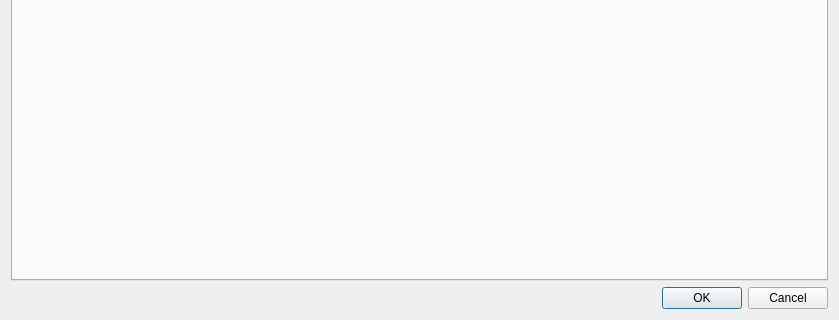
Qt form editdictionaries.ui (goldendict/goldendict) before a commit; both pictures show x 0 to 839 and y 212 to 532 of the 839 by 532 pixel window.
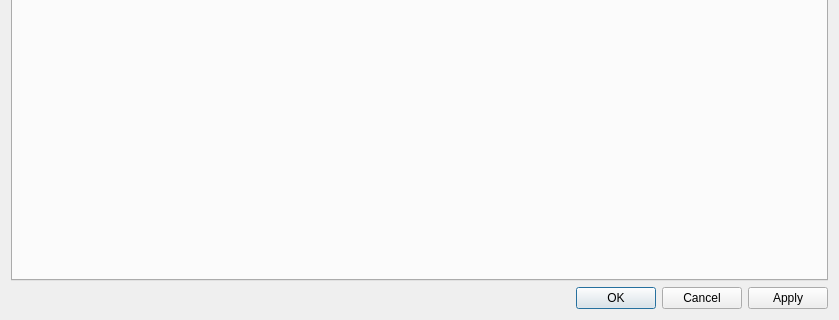
The same form after that commit.

Commit message: Added Apply button to the Dictionaries configuration dialog.

The edit to the form file:
```diff
--- a/editdictionaries.ui
+++ b/editdictionaries.ui
@@ -32,7 +32,7 @@
       <enum>Qt::Horizontal</enum>
      </property>
      <property name="standardButtons">
-      <set>QDialogButtonBox::Cancel|QDialogButtonBox::Ok</set>
+      <set>QDialogButtonBox::Apply|QDialogButtonBox::Cancel|QDialogButtonBox::Ok</set>
      </property>
     </widget>
    </item>
```
The commit also changes 2 other files.
